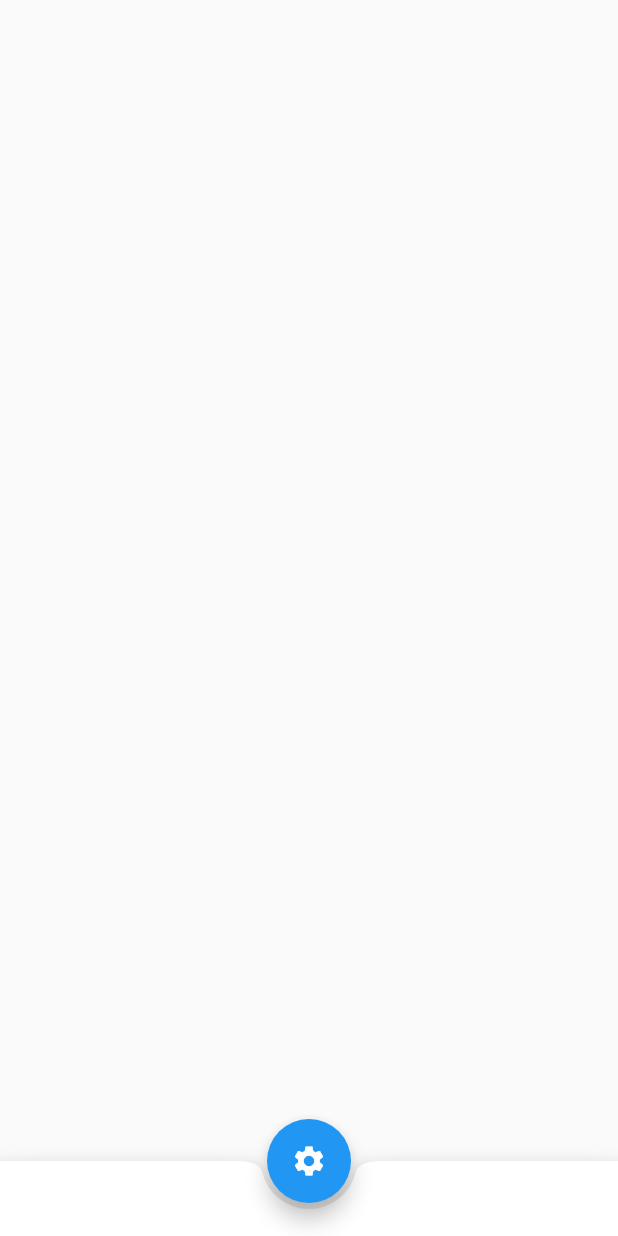
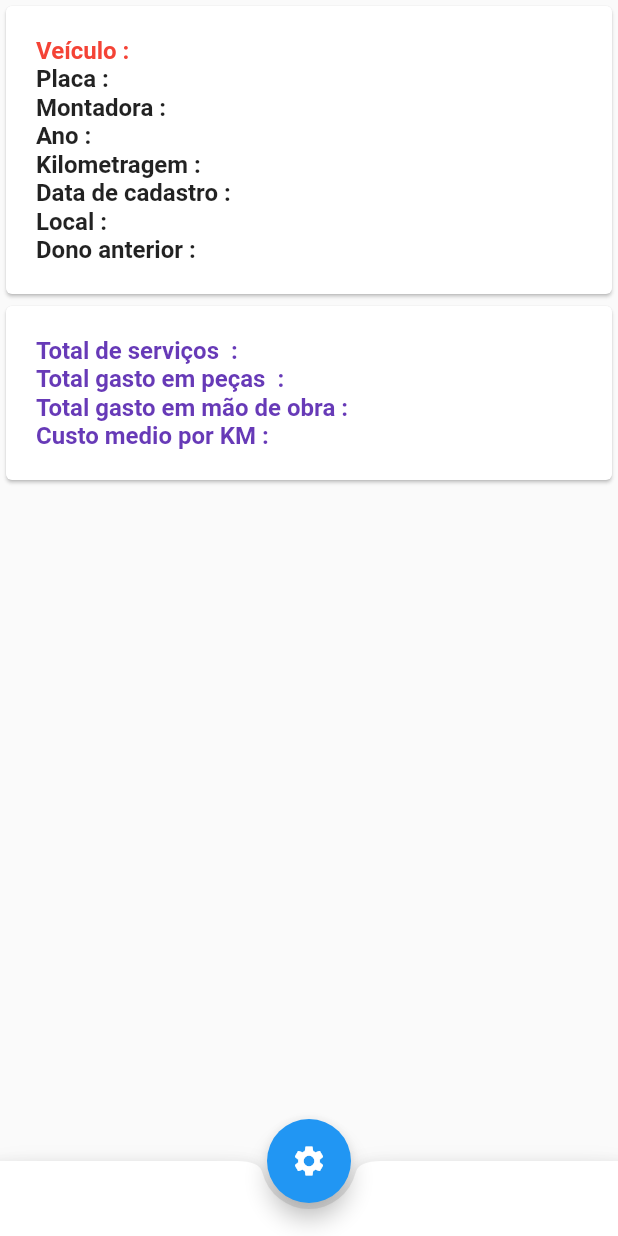
Before and after one commit to BrunoTardio/mecanicasystem_appclientes, a Flutter app: the VeiculoDetalheAbaDetalhes screen opened directly, on a phone screen of 412 x 824 dp. Run offline on Flutter 3.47's test engine with Material 2 defaults, Android fonts, the phone set to English and light mode, and no system bars; our stand-ins replace brasil_fields, cloud_firestore, firebase_auth; accounts and stored records are empty.

Commit message:
Layolt Detalhes

```diff
--- a/lib/telas/minhaGaragem/MinhaGaragem.dart
+++ b/lib/telas/minhaGaragem/MinhaGaragem.dart
@@ -68,6 +68,14 @@ class _MinhaGaragemState extends State<MinhaGaragem> {
           icon: Icon(Icons.directions_car),
           onPressed: () {},
         ),
+        IconButton(
+          icon: Icon(Icons.description),
+          onPressed: () {},
+        )
+
+
+
+
       ]),
       body: Container(
         child: FutureBuilder<List<VeiculoCliente>>(
--- a/lib/telas/minhaGaragem/VeiculoDetalhe.dart
+++ b/lib/telas/minhaGaragem/VeiculoDetalhe.dart
@@ -66,10 +66,10 @@ class _VeiculoDetalheState extends State<VeiculoDetalhe>
           indicatorColor: Colors.blue,
           tabs: <Widget>[
             Tab(
-              text: "Historico de OS",
+              text: "Detalhes",
             ),
             Tab(
-              text: "Detalhes",
+              text: "Histórico de O.S",
             )
           ],
         ),
@@ -78,8 +78,8 @@ class _VeiculoDetalheState extends State<VeiculoDetalhe>
       body: TabBarView(
         controller: _tabController,
         children: <Widget>[
-          VeiculoDetalheAbaOS(widget._idUsuarioLogado,widget._veiculoCliente),
-          VeiculoDetalheAbaDetalhes()],
+          VeiculoDetalheAbaDetalhes(),
+          VeiculoDetalheAbaOS(widget._idUsuarioLogado,widget._veiculoCliente)],
       ),
     );
   }
--- a/lib/telas/minhaGaragem/tab/VeiculoDetalheAbaDetalhes.dart
+++ b/lib/telas/minhaGaragem/tab/VeiculoDetalheAbaDetalhes.dart
@@ -1,24 +1,168 @@
 import 'package:flutter/material.dart';
+
 class VeiculoDetalheAbaDetalhes extends StatefulWidget {
   @override
-  _VeiculoDetalheAbaDetalhesState createState() => _VeiculoDetalheAbaDetalhesState();
+  _VeiculoDetalheAbaDetalhesState createState() =>
+      _VeiculoDetalheAbaDetalhesState();
 }
 
 class _VeiculoDetalheAbaDetalhesState extends State<VeiculoDetalheAbaDetalhes> {
-
-
   @override
   Widget build(BuildContext context) {
     return Scaffold(
-      body: Container(
+      body: SingleChildScrollView(
+        child: Container(
+            child: Column(
+          children: <Widget>[
+            Card(
+              child: Padding(
+                padding: EdgeInsets.all(20.0),
+                child: Column(
+                  mainAxisAlignment: MainAxisAlignment.start,
+                  crossAxisAlignment: CrossAxisAlignment.start,
+                  children: <Widget>[
+                    Row(
+                      children: <Widget>[
+                        Text(
+                          "Veículo :  ",
+                          style: TextStyle(
+                              fontWeight: FontWeight.bold,
+                              color: Colors.red,
+                              fontSize: 16),
+                        ),
+                      ],
+                    ),
+                    Row(
+                      children: <Widget>[
+                        Text(
+                          "Placa :  ",
+                          style: TextStyle(
+                              fontWeight: FontWeight.bold, fontSize: 16),
+                        ),
+                      ],
+                    ),
+                    Row(
+                      children: <Widget>[
+                        Text(
+                          "Montadora :  ",
+                          style: TextStyle(
+                              fontWeight: FontWeight.bold, fontSize: 16),
+                        ),
+                      ],
+                    ),
+                    Row(
+                      children: <Widget>[
+                        Text(
+                          "Ano :  ",
+                          style: TextStyle(
+                              fontWeight: FontWeight.bold, fontSize: 16),
+                        ),
+                      ],
+                    ),
+                    Row(
+                      children: <Widget>[
+                        Text(
+                          "Kilometragem :  ",
+                          style: TextStyle(
+                              fontWeight: FontWeight.bold, fontSize: 16),
+                        ),
+                      ],
+                    ),
+                    Row(
+                      children: <Widget>[
+                        Text(
+                          "Data de cadastro :  ",
+                          style: TextStyle(
+                              fontWeight: FontWeight.bold, fontSize: 16),
+                        ),
+                      ],
+                    ),
+                    Row(
+                      children: <Widget>[
+                        Text(
+                          "Local :  ",
+                          style: TextStyle(
+                              fontWeight: FontWeight.bold, fontSize: 16),
+                        ),
+                      ],
+                    ),
+                    Row(
+                      children: <Widget>[
+                        Text(
+                          "Dono anterior :  ",
+                          style: TextStyle(
+                              fontWeight: FontWeight.bold, fontSize: 16),
+                        ),
+                      ],
+                    ),
+                  ],
+                ),
+              ),
+            ),
+            Card(
+              child: Padding(
+                padding: EdgeInsets.all(20.0),
+                child: Column(
+                  mainAxisAlignment: MainAxisAlignment.start,
+                  crossAxisAlignment: CrossAxisAlignment.start,
+                  children: <Widget>[
+                    Row(
+                      children: <Widget>[
+                        Text(
+                          "Total de serviços  :  ",
+                          style: TextStyle(
+                              fontWeight: FontWeight.bold,
+                              color: Colors.deepPurple,
+                              fontSize: 16),
+                        ),
+                      ],
+                    ),
+                    Row(
+                      children: <Widget>[
+                        Text(
+                          "Total gasto em peças  :  ",
+                          style: TextStyle(
+                              fontWeight: FontWeight.bold,
+                              color: Colors.deepPurple,
+                              fontSize: 16),
+                        ),
+                      ],
+                    ),
+                    Row(
+                      children: <Widget>[
+                        Text(
+                          "Total gasto em mão de obra :  ",
+                          style: TextStyle(
+                              fontWeight: FontWeight.bold,
+                              color: Colors.deepPurple,
+                              fontSize: 16),
+                        ),
+                      ],
+                    ),
+
+                    Row(
+                      children: <Widget>[
+                        Text(
+                          "Custo medio por KM :  ",
+                          style: TextStyle(
+                              fontWeight: FontWeight.bold,
+                              color: Colors.deepPurple,
+                              fontSize: 16),
+                        ),
+                      ],
+                    ),
 
 
 
 
 
-
+                  ],
+                ),
+              ),
+            ),
+          ],
+        )),
       ),
-
       bottomNavigationBar: BottomAppBar(
         shape: const CircularNotchedRectangle(),
         child: Container(
@@ -26,15 +170,11 @@ class _VeiculoDetalheAbaDetalhesState extends State<VeiculoDetalheAbaDetalhes> {
         ),
       ),
       floatingActionButton: FloatingActionButton(
-        onPressed: () {
-
-        },
+        onPressed: () {},
         tooltip: 'Increment Counter',
         child: Icon(Icons.settings),
       ),
       floatingActionButtonLocation: FloatingActionButtonLocation.centerDocked,
-
-
     );
   }
 }
```
